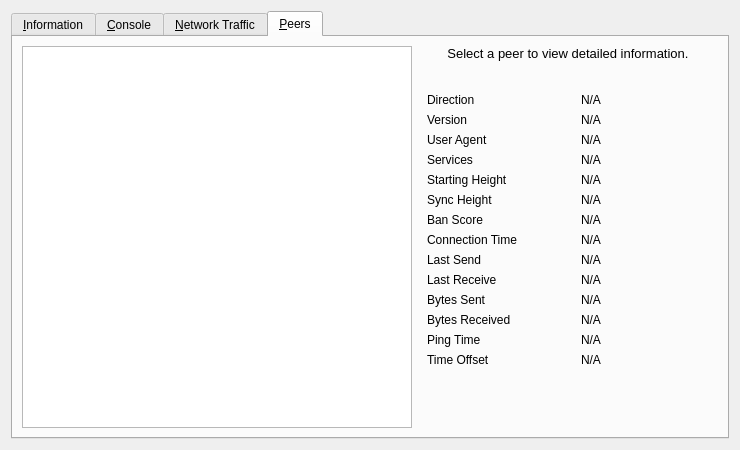
Before: the Qt Designer form src/qt/forms/rpcconsole.ui in raffermeko/bitcoin, drawn with Qt 5.
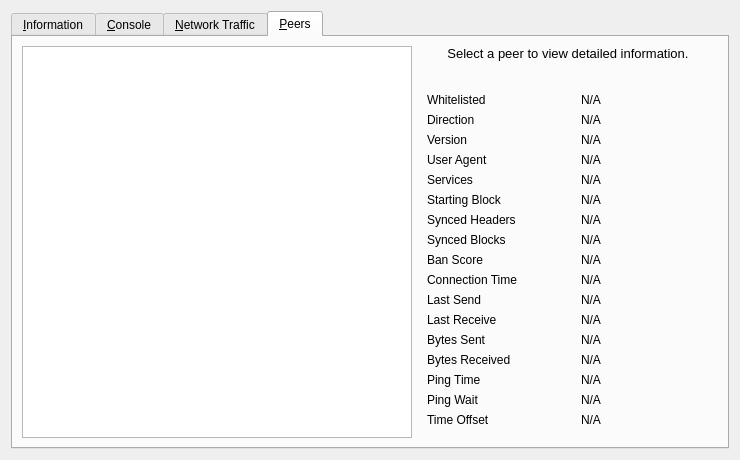
After: the same form once the commit is applied. The open tabs and pages were chosen to show the change. Icons and pictures are not drawn. Custom widgets are drawn as their Qt base class.

Commit message:
[Qt] extend rpc console peers tab
- add node id, ping wait, whitelisted and common height
- rephrase some labels to make them easier to understand for users

Diff of the .ui file:
```diff
--- a/src/qt/forms/rpcconsole.ui
+++ b/src/qt/forms/rpcconsole.ui
@@ -745,13 +745,36 @@
          </property>
          <layout class="QGridLayout" name="gridLayout_3">
           <item row="0" column="0">
+           <widget class="QLabel" name="label_30">
+            <property name="text">
+             <string>Whitelisted</string>
+            </property>
+           </widget>
+          </item>
+          <item row="0" column="2">
+           <widget class="QLabel" name="peerWhitelisted">
+            <property name="cursor">
+             <cursorShape>IBeamCursor</cursorShape>
+            </property>
+            <property name="text">
+             <string>N/A</string>
+            </property>
+            <property name="textFormat">
+             <enum>Qt::PlainText</enum>
+            </property>
+            <property name="textInteractionFlags">
+             <set>Qt::LinksAccessibleByMouse|Qt::TextSelectableByKeyboard|Qt::TextSelectableByMouse</set>
+            </property>
+           </widget>
+          </item>
+          <item row="1" column="0">
            <widget class="QLabel" name="label_23">
             <property name="text">
              <string>Direction</string>
             </property>
            </widget>
           </item>
-          <item row="0" column="2">
+          <item row="1" column="2">
            <widget class="QLabel" name="peerDirection">
             <property name="cursor">
              <cursorShape>IBeamCursor</cursorShape>
@@ -767,14 +790,14 @@
             </property>
            </widget>
           </item>
-          <item row="1" column="0">
+          <item row="2" column="0">
            <widget class="QLabel" name="label_21">
             <property name="text">
              <string>Version</string>
             </property>
            </widget>
           </item>
-          <item row="1" column="2">
+          <item row="2" column="2">
            <widget class="QLabel" name="peerVersion">
             <property name="cursor">
              <cursorShape>IBeamCursor</cursorShape>
@@ -790,14 +813,14 @@
             </property>
            </widget>
           </item>
-          <item row="2" column="0">
+          <item row="3" column="0">
            <widget class="QLabel" name="label_28">
             <property name="text">
              <string>User Agent</string>
             </property>
            </widget>
           </item>
-          <item row="2" column="2">
+          <item row="3" column="2">
            <widget class="QLabel" name="peerSubversion">
             <property name="cursor">
              <cursorShape>IBeamCursor</cursorShape>
@@ -813,14 +836,14 @@
             </property>
            </widget>
           </item>
-          <item row="3" column="0">
+          <item row="4" column="0">
            <widget class="QLabel" name="label_4">
             <property name="text">
              <string>Services</string>
             </property>
            </widget>
           </item>
-          <item row="3" column="2">
+          <item row="4" column="2">
            <widget class="QLabel" name="peerServices">
             <property name="cursor">
              <cursorShape>IBeamCursor</cursorShape>
@@ -839,7 +862,7 @@
           <item row="5" column="0">
            <widget class="QLabel" name="label_29">
             <property name="text">
-             <string>Starting Height</string>
+             <string>Starting Block</string>
             </property>
            </widget>
           </item>
@@ -862,7 +885,7 @@
           <item row="6" column="0">
            <widget class="QLabel" name="label_27">
             <property name="text">
-             <string>Sync Height</string>
+             <string>Synced Headers</string>
             </property>
            </widget>
           </item>
@@ -883,13 +906,36 @@
            </widget>
           </item>
           <item row="7" column="0">
+           <widget class="QLabel" name="label_25">
+            <property name="text">
+             <string>Synced Blocks</string>
+            </property>
+           </widget>
+          </item>
+          <item row="7" column="2">
+           <widget class="QLabel" name="peerCommonHeight">
+            <property name="cursor">
+             <cursorShape>IBeamCursor</cursorShape>
+            </property>
+            <property name="text">
+             <string>N/A</string>
+            </property>
+            <property name="textFormat">
+             <enum>Qt::PlainText</enum>
+            </property>
+            <property name="textInteractionFlags">
+             <set>Qt::LinksAccessibleByMouse|Qt::TextSelectableByKeyboard|Qt::TextSelectableByMouse</set>
+            </property>
+           </widget>
+          </item>
+          <item row="8" column="0">
            <widget class="QLabel" name="label_24">
             <property name="text">
              <string>Ban Score</string>
             </property>
            </widget>
           </item>
-          <item row="7" column="2">
+          <item row="8" column="2">
            <widget class="QLabel" name="peerBanScore">
             <property name="cursor">
              <cursorShape>IBeamCursor</cursorShape>
@@ -905,14 +951,14 @@
             </property>
            </widget>
           </item>
-          <item row="8" column="0">
+          <item row="9" column="0">
            <widget class="QLabel" name="label_22">
             <property name="text">
              <string>Connection Time</string>
             </property>
            </widget>
           </item>
-          <item row="8" column="2">
+          <item row="9" column="2">
            <widget class="QLabel" name="peerConnTime">
             <property name="cursor">
              <cursorShape>IBeamCursor</cursorShape>
@@ -928,14 +974,14 @@
             </property>
            </widget>
           </item>
-          <item row="9" column="0">
+          <item row="10" column="0">
            <widget class="QLabel" name="label_15">
             <property name="text">
              <string>Last Send</string>
             </property>
            </widget>
           </item>
-          <item row="9" column="2">
+          <item row="10" column="2">
            <widget class="QLabel" name="peerLastSend">
             <property name="cursor">
              <cursorShape>IBeamCursor</cursorShape>
@@ -951,14 +997,14 @@
             </property>
            </widget>
           </item>
-          <item row="10" column="0">
+          <item row="11" column="0">
            <widget class="QLabel" name="label_19">
             <property name="text">
              <string>Last Receive</string>
             </property>
            </widget>
           </item>
-          <item row="10" column="2">
+          <item row="11" column="2">
            <widget class="QLabel" name="peerLastRecv">
             <property name="cursor">
              <cursorShape>IBeamCursor</cursorShape>
@@ -974,14 +1020,14 @@
             </property>
            </widget>
           </item>
-          <item row="11" column="0">
+          <item row="12" column="0">
            <widget class="QLabel" name="label_18">
             <property name="text">
              <string>Bytes Sent</string>
             </property>
            </widget>
           </item>
-          <item row="11" column="2">
+          <item row="12" column="2">
            <widget class="QLabel" name="peerBytesSent">
             <property name="cursor">
              <cursorShape>IBeamCursor</cursorShape>
@@ -997,14 +1043,14 @@
             </property>
            </widget>
           </item>
-          <item row="12" column="0">
+          <item row="13" column="0">
            <widget class="QLabel" name="label_20">
             <property name="text">
              <string>Bytes Received</string>
             </property>
            </widget>
           </item>
-          <item row="12" column="2">
+          <item row="13" column="2">
            <widget class="QLabel" name="peerBytesRecv">
             <property name="cursor">
              <cursorShape>IBeamCursor</cursorShape>
@@ -1020,14 +1066,14 @@
             </property>
            </widget>
           </item>
-          <item row="13" column="0">
+          <item row="14" column="0">
            <widget class="QLabel" name="label_26">
             <property name="text">
              <string>Ping Time</string>
             </property>
            </widget>
           </item>
-          <item row="13" column="2">
+          <item row="14" column="2">
            <widget class="QLabel" name="peerPingTime">
             <property name="cursor">
              <cursorShape>IBeamCursor</cursorShape>
@@ -1043,14 +1089,40 @@
             </property>
            </widget>
           </item>
-          <item row="14" column="0">
+          <item row="15" column="0">
+           <widget class="QLabel" name="peerPingWaitLabel">
+            <property name="toolTip">
+             <string>The duration of a currently outstanding ping.</string>
+            </property>
+            <property name="text">
+             <string>Ping Wait</string>
+            </property>
+           </widget>
+          </item>
+          <item row="15" column="2">
+           <widget class="QLabel" name="peerPingWait">
+            <property name="cursor">
+             <cursorShape>IBeamCursor</cursorShape>
+            </property>
+            <property name="text">
+             <string>N/A</string>
+            </property>
+            <property name="textFormat">
+             <enum>Qt::PlainText</enum>
+            </property>
+            <property name="textInteractionFlags">
+             <set>Qt::LinksAccessibleByMouse|Qt::TextSelectableByKeyboard|Qt::TextSelectableByMouse</set>
+            </property>
+           </widget>
+          </item>
+          <item row="16" column="0">
            <widget class="QLabel" name="label_timeoffset">
             <property name="text">
              <string>Time Offset</string>
             </property>
            </widget>
           </item>
-          <item row="14" column="2">
+          <item row="16" column="2">
            <widget class="QLabel" name="timeoffset">
             <property name="cursor">
              <cursorShape>IBeamCursor</cursorShape>
@@ -1066,7 +1138,7 @@
             </property>
            </widget>
           </item>
-          <item row="15" column="1">
+          <item row="17" column="1">
            <spacer name="verticalSpacer_3">
             <property name="orientation">
              <enum>Qt::Vertical</enum>
```
The commit also changes 2 other files.
